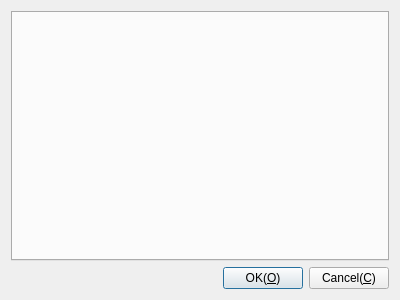
Above: Plugins/Terminal/DlgSettingsTerminal.ui from KangLin/RabbitRemoteControl before the change. Below: the same form after it.
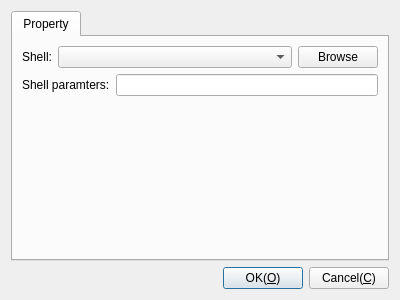
That is the form after the change.

Commit message: Plugins::Terminal: modfiy settings dialog

What changed in the file:
```diff
--- a/Plugins/Terminal/DlgSettingsTerminal.ui
+++ b/Plugins/Terminal/DlgSettingsTerminal.ui
@@ -50,6 +50,71 @@
      <property name="currentIndex">
       <number>-1</number>
      </property>
+     <widget class="QWidget" name="tab">
+      <attribute name="title">
+       <string>Property</string>
+      </attribute>
+      <layout class="QGridLayout" name="gridLayout_2">
+       <item row="0" column="0">
+        <layout class="QHBoxLayout" name="horizontalLayout_2">
+         <item>
+          <widget class="QLabel" name="label">
+           <property name="text">
+            <string>Shell:</string>
+           </property>
+          </widget>
+         </item>
+         <item>
+          <widget class="QComboBox" name="cbShell">
+           <property name="sizePolicy">
+            <sizepolicy hsizetype="Expanding" vsizetype="Fixed">
+             <horstretch>0</horstretch>
+             <verstretch>0</verstretch>
+            </sizepolicy>
+           </property>
+           <property name="editable">
+            <bool>false</bool>
+           </property>
+          </widget>
+         </item>
+         <item>
+          <widget class="QPushButton" name="pbShellBrowse">
+           <property name="text">
+            <string>Browse</string>
+           </property>
+          </widget>
+         </item>
+        </layout>
+       </item>
+       <item row="1" column="0">
+        <layout class="QHBoxLayout" name="horizontalLayout_3">
+         <item>
+          <widget class="QLabel" name="label_2">
+           <property name="text">
+            <string>Shell paramters:</string>
+           </property>
+          </widget>
+         </item>
+         <item>
+          <widget class="QLineEdit" name="leParameters"/>
+         </item>
+        </layout>
+       </item>
+       <item row="2" column="0">
+        <spacer name="verticalSpacer">
+         <property name="orientation">
+          <enum>Qt::Orientation::Vertical</enum>
+         </property>
+         <property name="sizeHint" stdset="0">
+          <size>
+           <width>20</width>
+           <height>40</height>
+          </size>
+         </property>
+        </spacer>
+       </item>
+      </layout>
+     </widget>
     </widget>
    </item>
   </layout>
```
Left out of the diff: 4 changed lines with no effect on the pictures. The commit also changes 6 other files.
